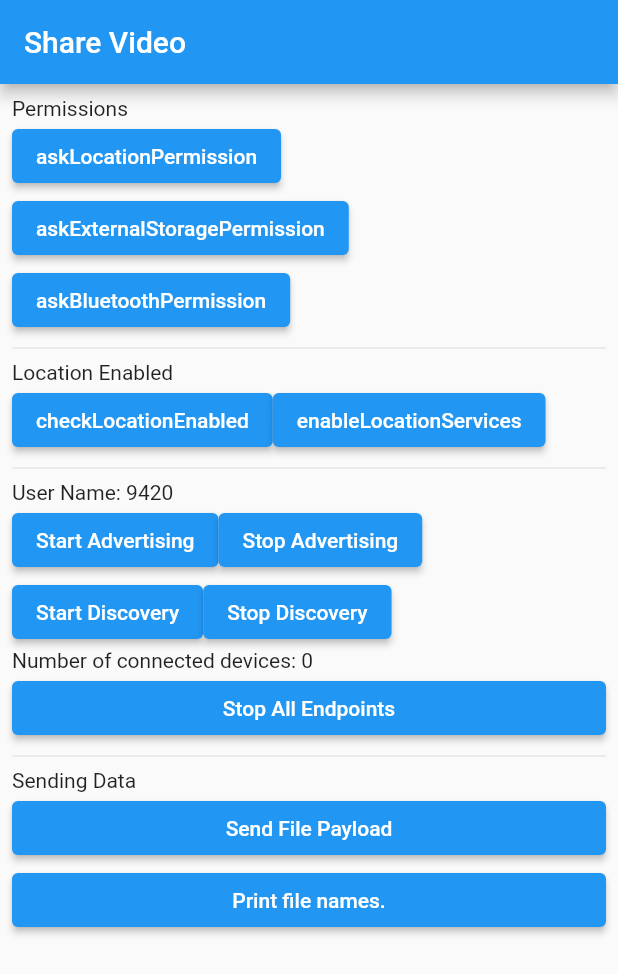
After one commit to Saurav-Somani/video_editor, a Flutter app: the screen it shows after launch, after a tap on "Transfer Video", on a phone screen of 412 x 824 dp. The commit adds this screen. Shown: the top 974 px of the screen. Run offline on Flutter 3.47's test engine with Material 2 defaults, Android fonts, the phone set to English and light mode, and no system bars; our stand-ins replace image_picker; missing offline and left inert: ffmpeg_kit_flutter_min, nearby_connections, video_watermark.

Commit message:
Added sharing feature

```diff
--- a/lib/pages/home_page.dart
+++ b/lib/pages/home_page.dart
@@ -2,6 +2,7 @@
 import 'dart:io';
 
 //import 'package:ffmpeg_kit_flutter/ffmpeg_kit.dart';
+import 'package:droame/pages/share_page.dart';
 import 'package:video_watermark/video_watermark.dart';
 import 'package:ffmpeg_kit_flutter_min/ffmpeg_kit.dart';
 import 'package:ffmpeg_kit_flutter_min/ffprobe_kit.dart';
@@ -21,10 +22,9 @@ class HomePage extends StatefulWidget {
 class _HomePageState extends State<HomePage> {
   final _picker = ImagePicker();
 
-  void _segmentVideo(String path, double duration) async {
+  Future<String> _segmentVideo(String path, double duration) async {
     var segments = [0, duration / 3, duration * 2 / 3];
 
-    // segments.shuffle();
     segments = segments.reversed.toList();
 
     Directory appDocDir = Directory('/storage/emulated/0/Download');
@@ -40,16 +40,6 @@ class _HomePageState extends State<HomePage> {
 
     var session = await FFmpegKit.execute(command);
     var rc = await session.getReturnCode();
-
-    // print(rc);
-
-    // if (ReturnCode.isSuccess(rc)) {
-    //   print("Success");
-    // } else if (ReturnCode.isCancel(rc)) {
-    //   print("Cancelled");
-    // } else {
-    //   print("Nothing");
-    // }
 
     outputPath =
         "${appDocDir.path}/${DateTime.now().millisecondsSinceEpoch}.mp4";
@@ -77,15 +67,6 @@ class _HomePageState extends State<HomePage> {
     command =
         '-y -i ${tempPaths[0]} -i ${tempPaths[1]} -i ${tempPaths[2]} -filter_complex \'[0:v][1:v][2:v]concat=n=3:v=1:a=0[out]\' -map \'[out]\' $outputPath';
     session = await FFmpegKit.execute(command);
-    // rc = await session.getReturnCode();
-
-    // if (ReturnCode.isSuccess(rc)) {
-    //   print("Success");
-    // } else if (ReturnCode.isCancel(rc)) {
-    //   print("Cancelled");
-    // } else {
-    //   print("Nothing");
-    // }
 
     tempPaths.add(outputPath);
 
@@ -97,26 +78,17 @@ class _HomePageState extends State<HomePage> {
         "-y -i $outputPath -i $audioPath -map 0:v -map 1:a -c:v copy $audioDest";
 
     session = await FFmpegKit.execute(command);
-    // rc = await session.getReturnCode();
-
-    // if (ReturnCode.isSuccess(rc)) {
-    //   print("audio Success");
-    // } else if (ReturnCode.isCancel(rc)) {
-    //   print("audio Cancelled");
-    // } else {
-    //   print("audio Nothing");
-    // }
 
     outputPath = audioDest;
     tempPaths.add(outputPath);
 
-    String Watermarkpath =
+    String watermarkPath =
         "${appDocDir.path}/${DateTime.now().millisecondsSinceEpoch}.mp4";
     command =
-        '-i $outputPath -i $imagePath -filter_complex "[1]format=rgba,colorchannelmixer=aa=0.2[logo];[0][logo]overlay=5:5:format=auto,format=yuv420p" -codec:a copy $Watermarkpath';
+        '-i $outputPath -i $imagePath -filter_complex "[1]format=rgba,colorchannelmixer=aa=0.2[logo];[0][logo]overlay=5:5:format=auto,format=yuv420p" -codec:a copy $watermarkPath';
 
     session = await FFmpegKit.execute(command);
-    outputPath = Watermarkpath;
+    outputPath = watermarkPath;
     rc = await session.getReturnCode();
 
     if (ReturnCode.isSuccess(rc)) {
@@ -130,9 +102,11 @@ class _HomePageState extends State<HomePage> {
     for (var p in tempPaths) {
       File(p).delete();
     }
+
+    return outputPath;
   }
 
-  void _pickImage() async {
+  void _pickImage(BuildContext context) async {
     final video = await _picker.pickVideo(source: ImageSource.gallery);
 
     if (video == null) {
@@ -151,18 +125,40 @@ class _HomePageState extends State<HomePage> {
       return;
     }
 
-    _segmentVideo(video.path, duration);
+    String videoPath = await _segmentVideo(video.path, duration);
+
+    print("Saurav Somani");
+  }
+
+  void _tranferVideo(BuildContext context) async {
+    Navigator.of(context).push(
+      MaterialPageRoute<void>(
+        builder: (context) => SharePage(),
+      ),
+    );
   }
 
   @override
   Widget build(BuildContext context) {
     return Scaffold(
-      appBar: AppBar(title: Text(widget.title)),
-      body: Center(
-          child: TextButton(
-        child: const Text("Pick video"),
-        onPressed: () => _pickImage(),
-      )),
-    );
+        appBar: AppBar(title: Text(widget.title)),
+        body: Column(
+          mainAxisAlignment: MainAxisAlignment.spaceEvenly,
+          children: [
+            Center(
+                child: TextButton(
+              child: const Text("Pick video to split and Merge"),
+              onPressed: () => _pickImage(context),
+            )),
+            const SizedBox(
+              height: 5.0,
+            ),
+            Center(
+                child: TextButton(
+              child: const Text("Transfer Video"),
+              onPressed: () => _tranferVideo(context),
+            )),
+          ],
+        ));
   }
 }
--- /dev/null
+++ b/lib/pages/share_page.dart
@@ -0,0 +1,377 @@
+import 'dart:math';
+import 'dart:typed_data';
+
+import 'package:flutter/material.dart';
+import 'package:path_provider/path_provider.dart';
+import 'package:flutter/material.dart';
+import 'package:image_picker/image_picker.dart';
+import 'package:nearby_connections/nearby_connections.dart';
+
+class SharePage extends StatefulWidget {
+  @override
+  _SharePageState createState() => _SharePageState();
+}
+
+class _SharePageState extends State<SharePage> {
+  @override
+  Widget build(BuildContext context) {
+    return MaterialApp(
+      home: Scaffold(
+        appBar: AppBar(
+          title: const Text('Share Video'),
+        ),
+        body: Body(),
+      ),
+    );
+  }
+}
+
+class Body extends StatefulWidget {
+  @override
+  _MyBodyState createState() => _MyBodyState();
+}
+
+class _MyBodyState extends State<Body> {
+  final String userName = Random().nextInt(10000).toString();
+  final Strategy strategy = Strategy.P2P_STAR;
+  Map<String, ConnectionInfo> endpointMap = Map();
+
+  String? tempFileUri; //reference to the file currently being transferred
+  Map<int, String> map =
+      Map(); //store filename mapped to corresponding payloadId
+
+  @override
+  Widget build(BuildContext context) {
+    return Center(
+      child: Padding(
+        padding: const EdgeInsets.all(8.0),
+        child: ListView(
+          children: <Widget>[
+            const Text(
+              "Permissions",
+            ),
+            Wrap(
+              children: <Widget>[
+                ElevatedButton(
+                  child: const Text("askLocationPermission"),
+                  onPressed: () async {
+                    if (await Nearby().askLocationPermission()) {
+                      ScaffoldMessenger.of(context).showSnackBar(SnackBar(
+                          content: Text("Location Permission granted :)")));
+                    } else {
+                      ScaffoldMessenger.of(context).showSnackBar(SnackBar(
+                          content:
+                              Text("Location permissions not granted :(")));
+                    }
+                  },
+                ),
+                ElevatedButton(
+                  child: const Text("askExternalStoragePermission"),
+                  onPressed: () {
+                    Nearby().askExternalStoragePermission();
+                  },
+                ),
+                ElevatedButton(
+                  child: const Text("askBluetoothPermission"),
+                  onPressed: () {
+                    Nearby().askBluetoothPermission();
+                  },
+                ),
+              ],
+            ),
+            Divider(),
+            const Text("Location Enabled"),
+            Wrap(
+              children: <Widget>[
+                ElevatedButton(
+                  child: const Text("checkLocationEnabled"),
+                  onPressed: () async {
+                    if (await Nearby().checkLocationEnabled()) {
+                      ScaffoldMessenger.of(context).showSnackBar(
+                          SnackBar(content: Text("Location is ON :)")));
+                    } else {
+                      ScaffoldMessenger.of(context).showSnackBar(
+                          SnackBar(content: Text("Location is OFF :(")));
+                    }
+                  },
+                ),
+                ElevatedButton(
+                  child: const Text("enableLocationServices"),
+                  onPressed: () async {
+                    if (await Nearby().enableLocationServices()) {
+                      ScaffoldMessenger.of(context).showSnackBar(SnackBar(
+                          content: Text("Location Service Enabled :)")));
+                    } else {
+                      ScaffoldMessenger.of(context).showSnackBar(SnackBar(
+                          content:
+                              Text("Enabling Location Service Failed :(")));
+                    }
+                  },
+                ),
+              ],
+            ),
+            Divider(),
+            Text("User Name: " + userName),
+            Wrap(
+              children: <Widget>[
+                ElevatedButton(
+                  child: Text("Start Advertising"),
+                  onPressed: () async {
+                    try {
+                      bool a = await Nearby().startAdvertising(
+                        userName,
+                        strategy,
+                        onConnectionInitiated: onConnectionInit,
+                        onConnectionResult: (id, status) {
+                          showSnackbar(status);
+                        },
+                        onDisconnected: (id) {
+                          showSnackbar(
+                              "Disconnected: ${endpointMap[id]!.endpointName}, id $id");
+                          setState(() {
+                            endpointMap.remove(id);
+                          });
+                        },
+                      );
+                      showSnackbar("ADVERTISING: " + a.toString());
+                    } catch (exception) {
+                      showSnackbar(exception);
+                    }
+                  },
+                ),
+                ElevatedButton(
+                  child: const Text("Stop Advertising"),
+                  onPressed: () async {
+                    await Nearby().stopAdvertising();
+                  },
+                ),
+              ],
+            ),
+            Wrap(
+              children: <Widget>[
+                ElevatedButton(
+                  child: const Text("Start Discovery"),
+                  onPressed: () async {
+                    try {
+                      bool a = await Nearby().startDiscovery(
+                        userName,
+                        strategy,
+                        onEndpointFound: (id, name, serviceId) {
+                          // show sheet automatically to request connection
+                          showModalBottomSheet(
+                            context: context,
+                            builder: (builder) {
+                              return Center(
+                                child: Column(
+                                  children: <Widget>[
+                                    Text("id: " + id),
+                                    Text("Name: " + name),
+                                    Text("ServiceId: " + serviceId),
+                                    ElevatedButton(
+                                      child: Text("Request Connection"),
+                                      onPressed: () {
+                                        Navigator.pop(context);
+                                        Nearby().requestConnection(
+                                          userName,
+                                          id,
+                                          onConnectionInitiated: (id, info) {
+                                            onConnectionInit(id, info);
+                                          },
+                                          onConnectionResult: (id, status) {
+                                            showSnackbar(status);
+                                          },
+                                          onDisconnected: (id) {
+                                            setState(() {
+                                              endpointMap.remove(id);
+                                            });
+                                            showSnackbar(
+                                                "Disconnected from: ${endpointMap[id]!.endpointName}, id $id");
+                                          },
+                                        );
+                                      },
+                                    ),
+                                  ],
+                                ),
+                              );
+                            },
+                          );
+                        },
+                        onEndpointLost: (id) {
+                          showSnackbar(
+                              "Lost discovered Endpoint: ${endpointMap[id]!.endpointName}, id $id");
+                        },
+                      );
+                      showSnackbar("DISCOVERING: " + a.toString());
+                    } catch (e) {
+                      showSnackbar(e);
+                    }
+                  },
+                ),
+                ElevatedButton(
+                  child: const Text("Stop Discovery"),
+                  onPressed: () async {
+                    await Nearby().stopDiscovery();
+                  },
+                ),
+              ],
+            ),
+            Text("Number of connected devices: ${endpointMap.length}"),
+            ElevatedButton(
+              child: const Text("Stop All Endpoints"),
+              onPressed: () async {
+                await Nearby().stopAllEndpoints();
+                setState(() {
+                  endpointMap.clear();
+                });
+              },
+            ),
+            Divider(),
+            const Text(
+              "Sending Data",
+            ),
+            ElevatedButton(
+              child: const Text("Send File Payload"),
+              onPressed: () async {
+                ImagePicker _picker = ImagePicker();
+                XFile? file =
+                    await _picker.pickVideo(source: ImageSource.gallery);
+
+                if (file == null) return;
+
+                for (MapEntry<String, ConnectionInfo> m
+                    in endpointMap.entries) {
+                  int payloadId =
+                      await Nearby().sendFilePayload(m.key, file.path);
+                  showSnackbar("Sending file to ${m.key}");
+                  Nearby().sendBytesPayload(
+                      m.key,
+                      Uint8List.fromList(
+                          "$payloadId:${file.path.split('/').last}".codeUnits));
+                }
+              },
+            ),
+            ElevatedButton(
+              child: const Text("Print file names."),
+              onPressed: () async {
+                final dir = (await getExternalStorageDirectory())!;
+                final files = (await dir.list(recursive: true).toList())
+                    .map((f) => f.path)
+                    .toList()
+                    .join('\n');
+                showSnackbar(files);
+              },
+            ),
+          ],
+        ),
+      ),
+    );
+  }
+
+  void showSnackbar(dynamic a) {
+    ScaffoldMessenger.of(context).showSnackBar(SnackBar(
+      content: Text(a.toString()),
+    ));
+  }
+
+  Future<bool> moveFile(String uri, String fileName) async {
+    String parentDir = (await getExternalStorageDirectory())!.absolute.path;
+    final b =
+        await Nearby().copyFileAndDeleteOriginal(uri, '$parentDir/$fileName');
+
+    showSnackbar("Moved file:" + b.toString());
+    return b;
+  }
+
+  /// Called upon Connection request (on both devices)
+  /// Both need to accept connection to start sending/receiving
+  void onConnectionInit(String id, ConnectionInfo info) {
+    showModalBottomSheet(
+      context: context,
+      builder: (builder) {
+        return Center(
+          child: Column(
+            children: <Widget>[
+              Text("id: " + id),
+              Text("Token: " + info.authenticationToken),
+              Text("Name" + info.endpointName),
+              Text("Incoming: " + info.isIncomingConnection.toString()),
+              ElevatedButton(
+                child: Text("Accept Connection"),
+                onPressed: () {
+                  Navigator.pop(context);
+                  setState(() {
+                    endpointMap[id] = info;
+                  });
+                  Nearby().acceptConnection(
+                    id,
+                    onPayLoadRecieved: (endid, payload) async {
+                      if (payload.type == PayloadType.BYTES) {
+                        String str = String.fromCharCodes(payload.bytes!);
+                        showSnackbar(endid + ": " + str);
+
+                        if (str.contains(':')) {
+                          // used for file payload as file payload is mapped as
+                          // payloadId:filename
+                          int payloadId = int.parse(str.split(':')[0]);
+                          String fileName = (str.split(':')[1]);
+
+                          if (map.containsKey(payloadId)) {
+                            if (tempFileUri != null) {
+                              moveFile(tempFileUri!, fileName);
+                            } else {
+                              showSnackbar("File doesn't exist");
+                            }
+                          } else {
+                            //add to map if not already
+                            map[payloadId] = fileName;
+                          }
+                        }
+                      } else if (payload.type == PayloadType.FILE) {
+                        showSnackbar(endid + ": File transfer started");
+                        tempFileUri = payload.uri;
+                      }
+                    },
+                    onPayloadTransferUpdate: (endid, payloadTransferUpdate) {
+                      if (payloadTransferUpdate.status ==
+                          PayloadStatus.IN_PROGRESS) {
+                        print(payloadTransferUpdate.bytesTransferred);
+                      } else if (payloadTransferUpdate.status ==
+                          PayloadStatus.FAILURE) {
+                        print("failed");
+                        showSnackbar(endid + ": FAILED to transfer file");
+                      } else if (payloadTransferUpdate.status ==
+                          PayloadStatus.SUCCESS) {
+                        showSnackbar(
+                            "$endid success, total bytes = ${payloadTransferUpdate.totalBytes}");
+
+                        if (map.containsKey(payloadTransferUpdate.id)) {
+                          //rename the file now
+                          String name = map[payloadTransferUpdate.id]!;
+                          moveFile(tempFileUri!, name);
+                        } else {
+                          //bytes not received till yet
+                          map[payloadTransferUpdate.id] = "";
+                        }
+                      }
+                    },
+                  );
+                },
+              ),
+              ElevatedButton(
+                child: const Text("Reject Connection"),
+                onPressed: () async {
+                  Navigator.pop(context);
+                  try {
+                    await Nearby().rejectConnection(id);
+                  } catch (e) {
+                    showSnackbar(e);
+                  }
+                },
+              ),
+            ],
+          ),
+        );
+      },
+    );
+  }
+}
```
Also changed, not shown: pubspec.yaml (+5 -6 lines), pubspec.lock, 1 other file.
